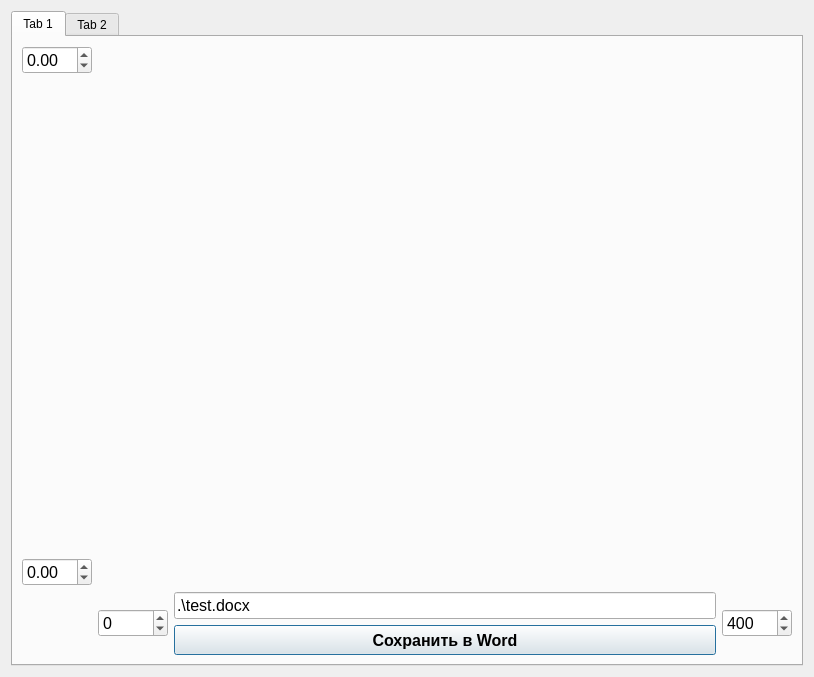
The window that form.ui (Nenu1985/stend) describes before a commit, drawn with Qt 5.
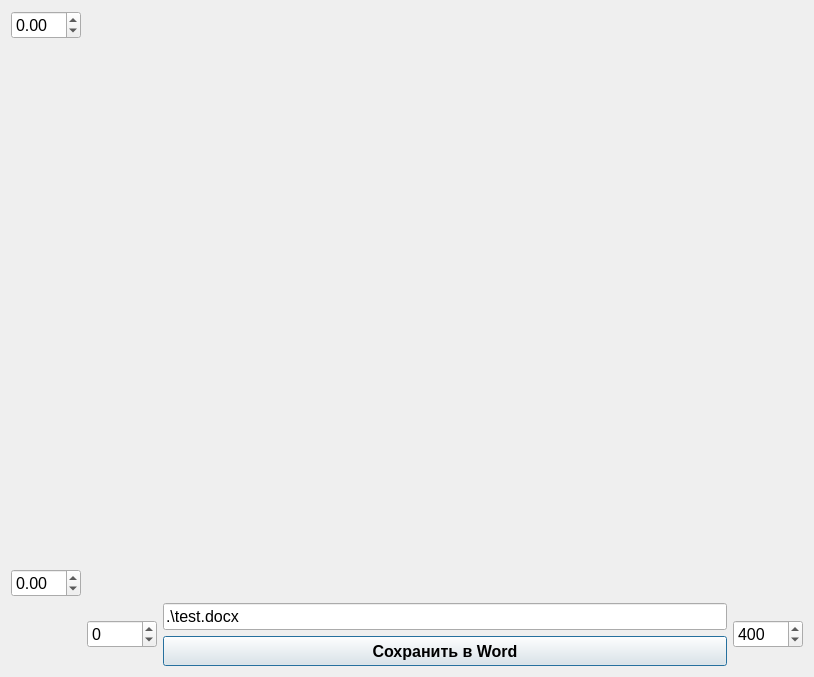
The same window after the commit.

```diff
--- a/form.ui
+++ b/form.ui
@@ -15,17 +15,47 @@
   </property>
   <layout class="QGridLayout" name="gridLayout">
    <item row="0" column="0">
-    <widget class="QTabWidget" name="tabWidget">
-     <property name="currentIndex">
-      <number>0</number>
-     </property>
-     <widget class="QWidget" name="tab">
-      <attribute name="title">
-       <string>Tab 1</string>
-      </attribute>
-      <layout class="QVBoxLayout" name="verticalLayout">
-       <item>
-        <layout class="QGridLayout" name="gridLayout_2" columnstretch="0,0,0,0,0">
+    <layout class="QGridLayout" name="gridLayout_5" columnstretch="0,0,0,0,0">
+     <item row="1" column="0">
+      <spacer name="verticalSpacer">
+       <property name="orientation">
+        <enum>Qt::Vertical</enum>
+       </property>
+       <property name="sizeHint" stdset="0">
+        <size>
+         <width>20</width>
+         <height>40</height>
+        </size>
+       </property>
+      </spacer>
+     </item>
+     <item row="2" column="0">
+      <widget class="QDoubleSpinBox" name="doubleSpinBox_y_min">
+       <property name="minimumSize">
+        <size>
+         <width>70</width>
+         <height>0</height>
+        </size>
+       </property>
+       <property name="maximumSize">
+        <size>
+         <width>70</width>
+         <height>16777215</height>
+        </size>
+       </property>
+       <property name="font">
+        <font>
+         <pointsize>12</pointsize>
+        </font>
+       </property>
+       <property name="minimum">
+        <double>-9999.000000000000000</double>
+       </property>
+       <property name="maximum">
+        <double>9999.000000000000000</double>
+       </property>
+      </widget>
+     </item>
          <item row="3" column="2" colspan="2">
           <layout class="QVBoxLayout" name="verticalLayout_2">
            <item>
@@ -74,22 +104,6 @@
            </item>
           </layout>
          </item>
-         <item row="1" column="0">
-          <spacer name="verticalSpacer">
-           <property name="orientation">
-            <enum>Qt::Vertical</enum>
-           </property>
-           <property name="sizeHint" stdset="0">
-            <size>
-             <width>20</width>
-             <height>40</height>
-            </size>
-           </property>
-          </spacer>
-         </item>
-         <item row="0" column="1" rowspan="3" colspan="4">
-          <layout class="QHBoxLayout" name="horizontalLayout"/>
-         </item>
          <item row="0" column="0">
           <widget class="QDoubleSpinBox" name="doubleSpinBox_y_max">
            <property name="minimumSize">
@@ -117,32 +131,8 @@
            </property>
           </widget>
          </item>
-         <item row="2" column="0">
-          <widget class="QDoubleSpinBox" name="doubleSpinBox_y_min">
-           <property name="minimumSize">
-            <size>
-             <width>70</width>
-             <height>0</height>
-            </size>
-           </property>
-           <property name="maximumSize">
-            <size>
-             <width>70</width>
-             <height>16777215</height>
-            </size>
-           </property>
-           <property name="font">
-            <font>
-             <pointsize>12</pointsize>
-            </font>
-           </property>
-           <property name="minimum">
-            <double>-9999.000000000000000</double>
-           </property>
-           <property name="maximum">
-            <double>9999.000000000000000</double>
-           </property>
-          </widget>
+     <item row="0" column="1" rowspan="3" colspan="4">
+      <layout class="QHBoxLayout" name="horizontalLayout"/>
          </item>
          <item row="3" column="4">
           <widget class="QSpinBox" name="spinBox_x_max">
@@ -205,15 +195,6 @@
           </widget>
          </item>
         </layout>
-       </item>
-      </layout>
-     </widget>
-     <widget class="QWidget" name="tab_2">
-      <attribute name="title">
-       <string>Tab 2</string>
-      </attribute>
-     </widget>
-    </widget>
    </item>
   </layout>
  </widget>
```
Lines whose indentation alone changed are shown as unchanged.
